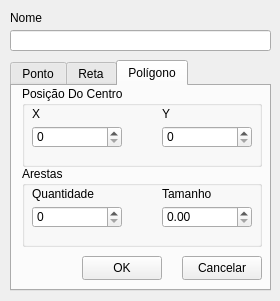
Above: UI/AddObject.ui from ricardofachini/trabalho1-transformada-viewport before the change. Below: the same form after it.
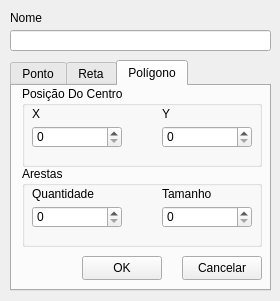
That is the form after the change. The open tabs and pages were chosen to show the change.

The edit to the form file:
```diff
--- a/UI/AddObject.ui
+++ b/UI/AddObject.ui
@@ -451,7 +451,7 @@
        <string>Tamanho</string>
       </property>
      </widget>
-     <widget class="QDoubleSpinBox" name="doubleSpinBoxBordersSize">
+     <widget class="QSpinBox" name="spinBoxLinesSize">
       <property name="geometry">
        <rect>
         <x>140</x>
@@ -461,7 +461,7 @@
        </rect>
       </property>
       <property name="maximum">
-       <double>9999.989999999999782</double>
+       <number>9999</number>
       </property>
      </widget>
     </widget>
```
Left out of the diff: 2 changed lines with no effect on the pictures.
